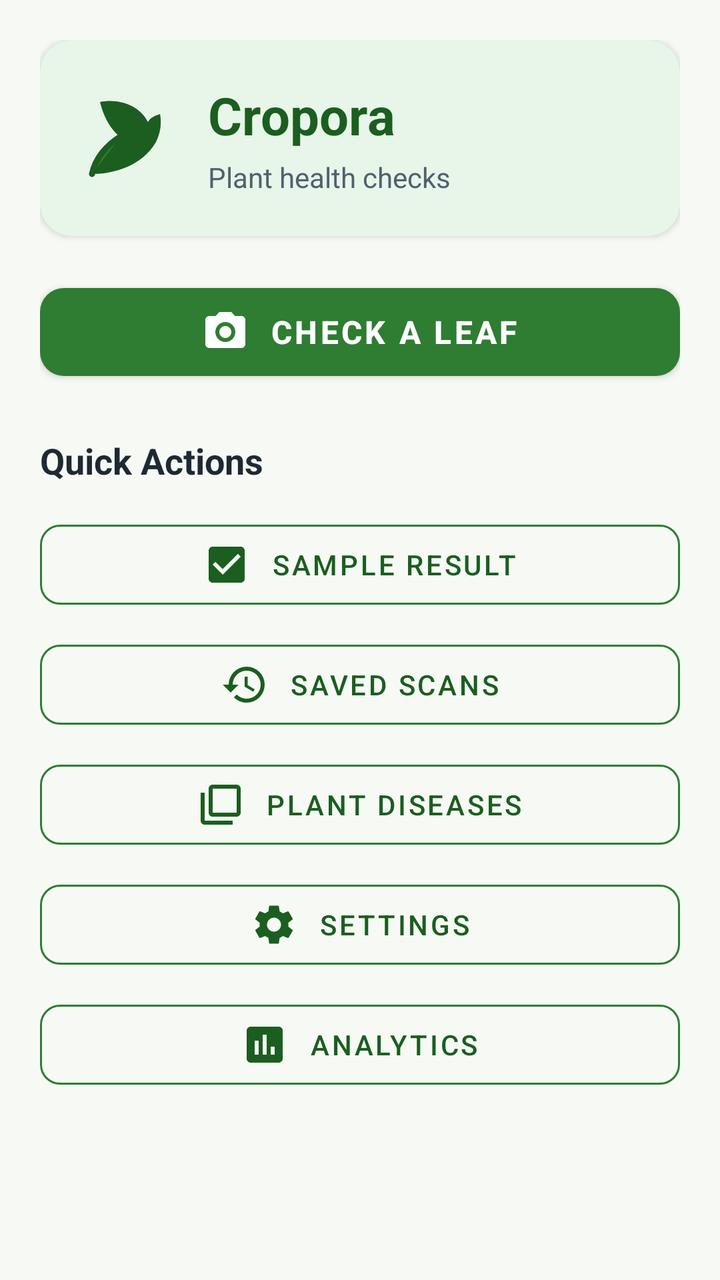
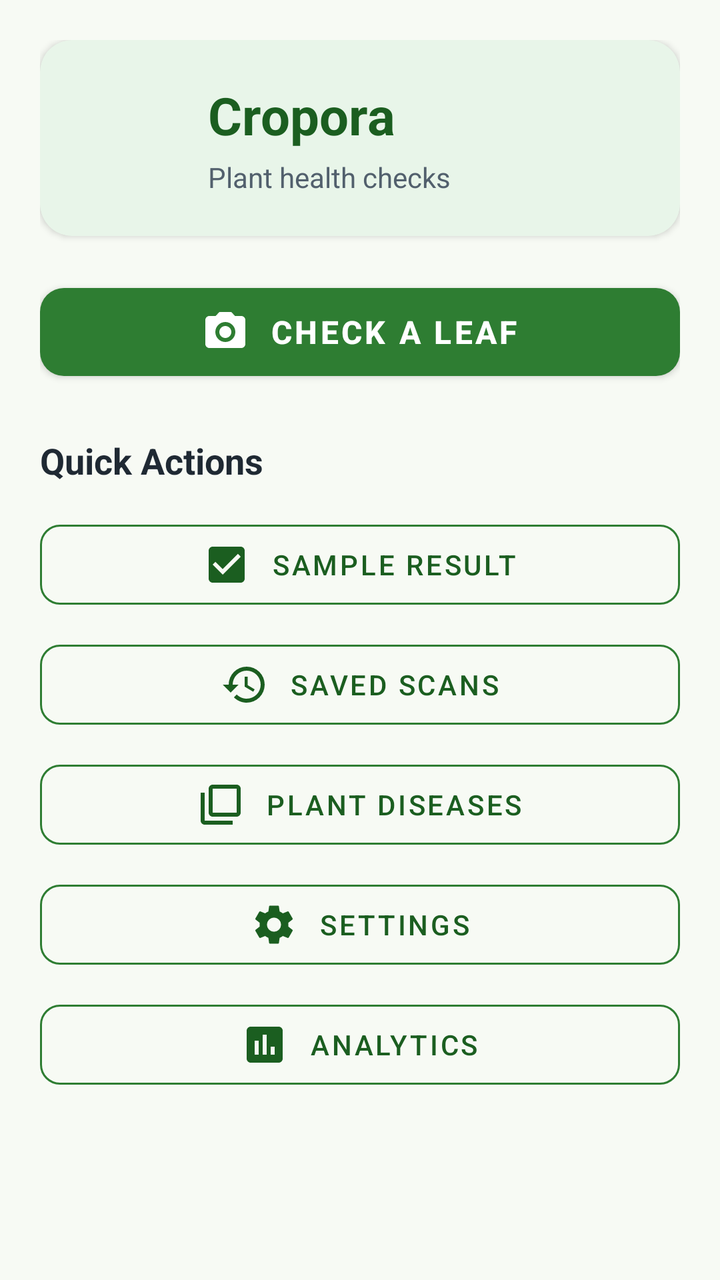

Before-and-after screenshots of an Android layout around one commit, followed by the original layout XML and the change that was made.
<!-- AndroidManifest.xml: application theme Theme.Cropora -->
<!-- res/layout/activity_main.xml -->
<?xml version="1.0" encoding="utf-8"?>
<ScrollView xmlns:android="http://schemas.android.com/apk/res/android"
    xmlns:app="http://schemas.android.com/apk/res-auto"
    android:layout_width="match_parent"
    android:layout_height="match_parent"
    android:background="@color/screen_background"
    android:fillViewport="true">

    <LinearLayout
        android:layout_width="match_parent"
        android:layout_height="wrap_content"
        android:orientation="vertical"
        android:padding="20dp">

        
        <com.google.android.material.card.MaterialCardView
            android:layout_width="match_parent"
            android:layout_height="wrap_content"
            app:cardCornerRadius="16dp"
            app:cardElevation="2dp"
            app:cardBackgroundColor="@color/leaf_surface"
            app:strokeWidth="0dp">

            <LinearLayout
                android:layout_width="match_parent"
                android:layout_height="wrap_content"
                android:orientation="horizontal"
                android:gravity="center_vertical"
                android:padding="20dp">

                <ImageView
                    android:layout_width="48dp"
                    android:layout_height="48dp"
                    android:layout_marginEnd="16dp"
                    android:src="@drawable/ic_leaf"
                    android:contentDescription="@string/app_name" />

                <LinearLayout
                    android:layout_width="0dp"
                    android:layout_height="wrap_content"
                    android:layout_weight="1"
                    android:orientation="vertical">

                    <TextView
                        android:id="@+id/textHomeTitle"
                        android:layout_width="match_parent"
                        android:layout_height="wrap_content"
                        android:text="@string/home_title"
                        android:textColor="@color/leaf_green_dark"
                        android:textSize="26sp"
                        android:textStyle="bold" />

                    <TextView
                        android:id="@+id/textHomeSubtitle"
                        android:layout_width="match_parent"
                        android:layout_height="wrap_content"
                        android:layout_marginTop="4dp"
                        android:text="@string/home_subtitle"
                        android:textColor="@color/text_secondary"
                        android:textSize="14sp"
                        android:lineSpacingExtra="2dp" />
                </LinearLayout>

            </LinearLayout>
        </com.google.android.material.card.MaterialCardView>

        
        <com.google.android.material.button.MaterialButton
            android:id="@+id/buttonOpenScan"
            android:layout_width="match_parent"
            android:layout_height="56dp"
            android:layout_marginTop="20dp"
            android:text="@string/open_scan"
            android:textSize="16sp"
            android:textStyle="bold"
            app:icon="@drawable/ic_camera_scan"
            app:iconGravity="textStart"
            app:iconPadding="10dp"
            app:backgroundTint="@color/leaf_green"
            app:cornerRadius="12dp"
            app:elevation="3dp" />

        
        <TextView
            android:layout_width="match_parent"
            android:layout_height="wrap_content"
            android:layout_marginTop="24dp"
            android:layout_marginBottom="8dp"
            android:text="@string/quick_actions"
            android:textColor="@color/text_primary"
            android:textSize="18sp"
            android:textStyle="bold" />

        <com.google.android.material.button.MaterialButton
            android:id="@+id/buttonOpenResult"
            style="?attr/materialButtonOutlinedStyle"
            android:layout_width="match_parent"
            android:layout_height="52dp"
            android:layout_marginTop="6dp"
            android:text="@string/open_result"
            android:textColor="@color/leaf_green_dark"
            app:icon="@drawable/ic_sample_result"
            app:iconTint="@color/leaf_green_dark"
            app:iconGravity="textStart"
            app:iconPadding="10dp"
            app:strokeColor="@color/leaf_green"
            app:cornerRadius="10dp" />

        <com.google.android.material.button.MaterialButton
            android:id="@+id/buttonOpenHistory"
            style="?attr/materialButtonOutlinedStyle"
            android:layout_width="match_parent"
            android:layout_height="52dp"
            android:layout_marginTop="8dp"
            android:text="@string/open_history"
            android:textColor="@color/leaf_green_dark"
            app:icon="@drawable/ic_history"
            app:iconTint="@color/leaf_green_dark"
            app:iconGravity="textStart"
            app:iconPadding="10dp"
            app:strokeColor="@color/leaf_green"
            app:cornerRadius="10dp" />

        <com.google.android.material.button.MaterialButton
            android:id="@+id/buttonOpenLibrary"
            style="?attr/materialButtonOutlinedStyle"
            android:layout_width="match_parent"
            android:layout_height="52dp"
            android:layout_marginTop="8dp"
            android:text="@string/open_library"
            android:textColor="@color/leaf_green_dark"
            app:icon="@drawable/ic_library"
            app:iconTint="@color/leaf_green_dark"
            app:iconGravity="textStart"
            app:iconPadding="10dp"
            app:strokeColor="@color/leaf_green"
            app:cornerRadius="10dp" />

        <com.google.android.material.button.MaterialButton
            android:id="@+id/buttonOpenSettings"
            style="?attr/materialButtonOutlinedStyle"
            android:layout_width="match_parent"
            android:layout_height="52dp"
            android:layout_marginTop="8dp"
            android:text="@string/open_settings"
            android:textColor="@color/leaf_green_dark"
            app:icon="@drawable/ic_settings"
            app:iconTint="@color/leaf_green_dark"
            app:iconGravity="textStart"
            app:iconPadding="10dp"
            app:strokeColor="@color/leaf_green"
            app:cornerRadius="10dp" />

        <com.google.android.material.button.MaterialButton
            android:id="@+id/buttonOpenAnalytics"
            style="?attr/materialButtonOutlinedStyle"
            android:layout_width="match_parent"
            android:layout_height="52dp"
            android:layout_marginTop="8dp"
            android:text="@string/open_analytics"
            android:textColor="@color/leaf_green_dark"
            app:icon="@drawable/ic_analytics"
            app:iconTint="@color/leaf_green_dark"
            app:iconGravity="textStart"
            app:iconPadding="10dp"
            app:strokeColor="@color/leaf_green"
            app:cornerRadius="10dp" />

    </LinearLayout>
</ScrollView>
<!-- resources referenced by this layout -->
<resources>
  <color name="leaf_green">#2E7D32</color>
  <color name="leaf_green_dark">#1B5E20</color>
  <color name="leaf_surface">#E8F5E9</color>
  <color name="screen_background">#F7FAF4</color>
  <color name="text_primary">#1F2933</color>
  <color name="text_secondary">#52606D</color>
  <!-- drawable ic_analytics (drawable) -->
  <vector xmlns:android="http://schemas.android.com/apk/res/android"
      android:width="24dp"
      android:height="24dp"
      android:viewportWidth="24"
      android:viewportHeight="24">
      <path
          android:fillColor="#1B5E20"
          android:pathData="M19,3H5C3.9,3 3,3.9 3,5V19C3,20.1 3.9,21 5,21H19C20.1,21 21,20.1 21,19V5C21,3.9 20.1,3 19,3ZM9,17H7V10H9V17ZM13,17H11V7H13V17ZM17,17H15V13H17V17Z" />
  </vector>
  <!-- drawable ic_history (drawable) -->
  <vector xmlns:android="http://schemas.android.com/apk/res/android"
      android:width="24dp"
      android:height="24dp"
      android:viewportWidth="24"
      android:viewportHeight="24">
      <path
          android:fillColor="#1B5E20"
          android:pathData="M13,3A9,9 0 0,0 4,12H1L4.89,15.89L4.96,16.03L9,12H6A7,7 0 0,1 13,5A7,7 0 0,1 20,12A7,7 0 0,1 13,19C11.07,19 9.32,18.21 8.06,16.94L6.64,18.36C8.27,20 10.5,21 13,21A9,9 0 0,0 22,12A9,9 0 0,0 13,3ZM12,8V13L16.28,15.54L17,14.33L13.5,12.25V8H12Z" />
  </vector>
  <!-- drawable ic_leaf (drawable) -->
  <vector xmlns:android="http://schemas.android.com/apk/res/android"
      android:width="48dp"
      android:height="48dp"
      android:viewportWidth="24"
      android:viewportHeight="24">
      <path
          android:fillColor="#1B5E20"
          android:pathData="M17,8C8,10 5,16 3,21C8.5,21 15.5,19 19,13C20,11 20.5,8.5 20,6C18.5,6.5 17.5,7 17,8M17,8C15,4 10,2 5,3C6,7 8,11 12,13" />
      <path
          android:fillColor="#2E7D32"
          android:pathData="M3,21C3.8,17.2 6.5,13.8 10.3,11.5"
          android:strokeColor="#1B5E20"
          android:strokeWidth="1.5"
          android:strokeLineCap="round"/>
  </vector>
  <!-- drawable ic_library (drawable) -->
  <vector xmlns:android="http://schemas.android.com/apk/res/android"
      android:width="24dp"
      android:height="24dp"
      android:viewportWidth="24"
      android:viewportHeight="24">
      <path
          android:fillColor="#1B5E20"
          android:pathData="M4,6H2V20C2,21.1 2.9,22 4,22H18V20H4V6ZM20,2H8C6.9,2 6,2.9 6,4V16C6,17.1 6.9,18 8,18H20C21.1,18 22,17.1 22,16V4C22,2.9 21.1,2 20,2ZM20,16H8V4H20V16Z" />
  </vector>
  <!-- drawable ic_sample_result (drawable) -->
  <vector xmlns:android="http://schemas.android.com/apk/res/android"
      android:width="24dp"
      android:height="24dp"
      android:viewportWidth="24"
      android:viewportHeight="24">
      <path
          android:fillColor="#1B5E20"
          android:pathData="M19,3H5C3.9,3 3,3.9 3,5V19C3,20.1 3.9,21 5,21H19C20.1,21 21,20.1 21,19V5C21,3.9 20.1,3 19,3ZM10,17L5,12L6.41,10.59L10,14.17L17.59,6.58L19,8L10,17Z" />
  </vector>
  <string name="app_name">Cropora</string>
  <string name="home_subtitle">Plant health checks</string>
  <string name="home_title">Cropora</string>
  <string name="open_analytics">Analytics</string>
  <string name="open_history">Saved Scans</string>
  <string name="open_library">Plant Diseases</string>
  <string name="open_result">Sample Result</string>
  <string name="open_scan">Check a Leaf</string>
  <string name="open_settings">Settings</string>
  <string name="quick_actions">Quick Actions</string>
  <style name="Theme.Cropora" parent="Theme.MaterialComponents.DayNight.DarkActionBar">
          <item name="colorPrimary">@color/leaf_green</item>
          <item name="colorPrimaryDark">@color/leaf_green_dark</item>
          <item name="colorAccent">@color/leaf_green</item>
          <item name="android:windowBackground">@color/screen_background</item>
      </style>
  <!-- unchanged entries left out for length: 2 -->
</resources>

<!-- the commit's change to res/layout/activity_main.xml (unified diff, before → after) -->
@@ -32,7 +32,7 @@
                     android:layout_width="48dp"
                     android:layout_height="48dp"
                     android:layout_marginEnd="16dp"
-                    android:src="@drawable/ic_leaf"
+                    android:src="@mipmap/ic_launcher"
                     android:contentDescription="@string/app_name" />
 
                 <LinearLayout
<!-- resource entries referenced after the edit -->
@@ -26,22 +26,6 @@
           android:fillColor="#1B5E20"
           android:pathData="M13,3A9,9 0 0,0 4,12H1L4.89,15.89L4.96,16.03L9,12H6A7,7 0 0,1 13,5A7,7 0 0,1 20,12A7,7 0 0,1 13,19C11.07,19 9.32,18.21 8.06,16.94L6.64,18.36C8.27,20 10.5,21 13,21A9,9 0 0,0 22,12A9,9 0 0,0 13,3ZM12,8V13L16.28,15.54L17,14.33L13.5,12.25V8H12Z" />
   </vector>
-  <!-- drawable ic_leaf (drawable) -->
-  <vector xmlns:android="http://schemas.android.com/apk/res/android"
-      android:width="48dp"
-      android:height="48dp"
-      android:viewportWidth="24"
-      android:viewportHeight="24">
-      <path
-          android:fillColor="#1B5E20"
-          android:pathData="M17,8C8,10 5,16 3,21C8.5,21 15.5,19 19,13C20,11 20.5,8.5 20,6C18.5,6.5 17.5,7 17,8M17,8C15,4 10,2 5,3C6,7 8,11 12,13" />
-      <path
-          android:fillColor="#2E7D32"
-          android:pathData="M3,21C3.8,17.2 6.5,13.8 10.3,11.5"
-          android:strokeColor="#1B5E20"
-          android:strokeWidth="1.5"
-          android:strokeLineCap="round"/>
-  </vector>
   <!-- drawable ic_library (drawable) -->
   <vector xmlns:android="http://schemas.android.com/apk/res/android"
       android:width="24dp"
@@ -62,6 +46,12 @@
           android:fillColor="#1B5E20"
           android:pathData="M19,3H5C3.9,3 3,3.9 3,5V19C3,20.1 3.9,21 5,21H19C20.1,21 21,20.1 21,19V5C21,3.9 20.1,3 19,3ZM10,17L5,12L6.41,10.59L10,14.17L17.59,6.58L19,8L10,17Z" />
   </vector>
+  <!-- mipmap ic_launcher (mipmap-anydpi-v26) -->
+  <?xml version="1.0" encoding="utf-8"?>
+  <adaptive-icon xmlns:android="http://schemas.android.com/apk/res/android">
+      <background android:drawable="@color/ic_launcher_background" />
+      <foreground android:drawable="@mipmap/ic_launcher_foreground" />
+  </adaptive-icon>
   <string name="app_name">Cropora</string>
   <string name="home_subtitle">Plant health checks</string>
   <string name="home_title">Cropora</string>
@@ -78,6 +68,7 @@
           <item name="colorAccent">@color/leaf_green</item>
           <item name="android:windowBackground">@color/screen_background</item>
       </style>
+  <color name="ic_launcher_background">#081C1B</color>
   <!-- unchanged entries left out for length: 2 -->
 </resources>
 
